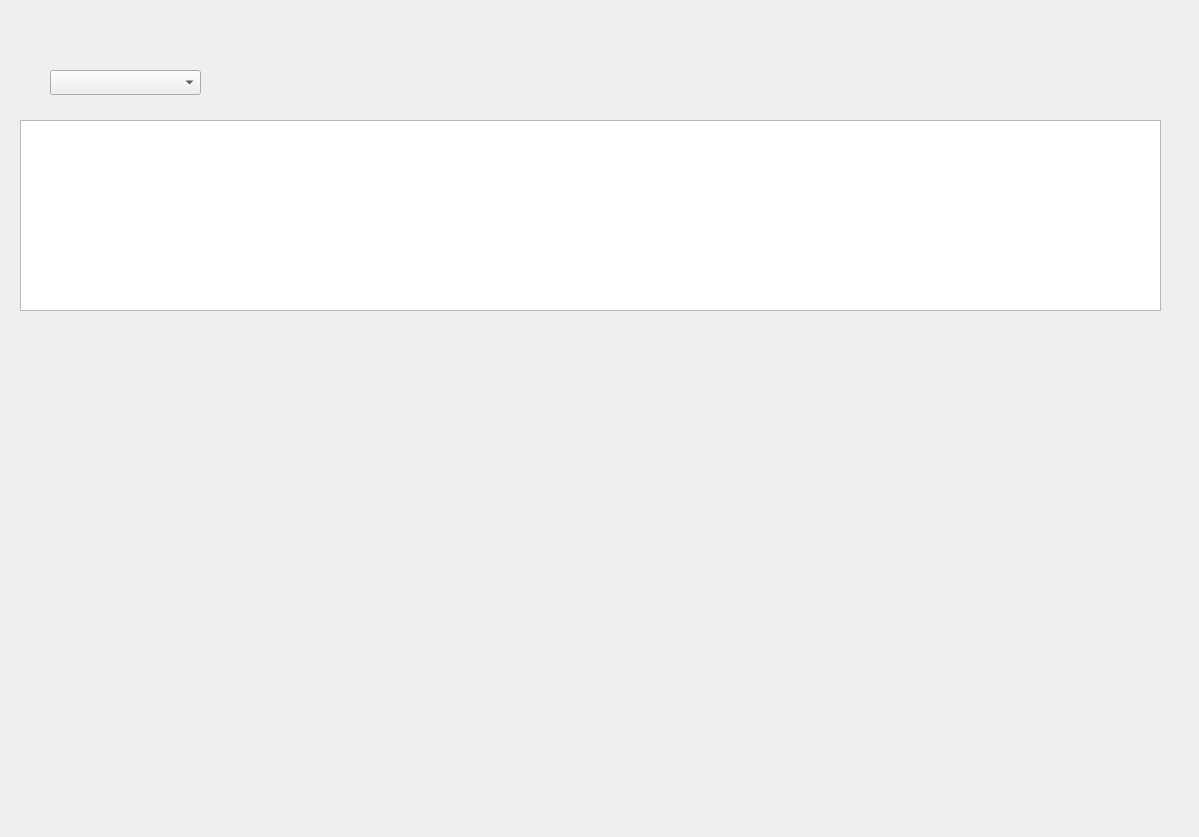
Old version of the form src/pinkla_qt/db.ui in the repository addinedu-ros-4th/deeplearning-repo-2.
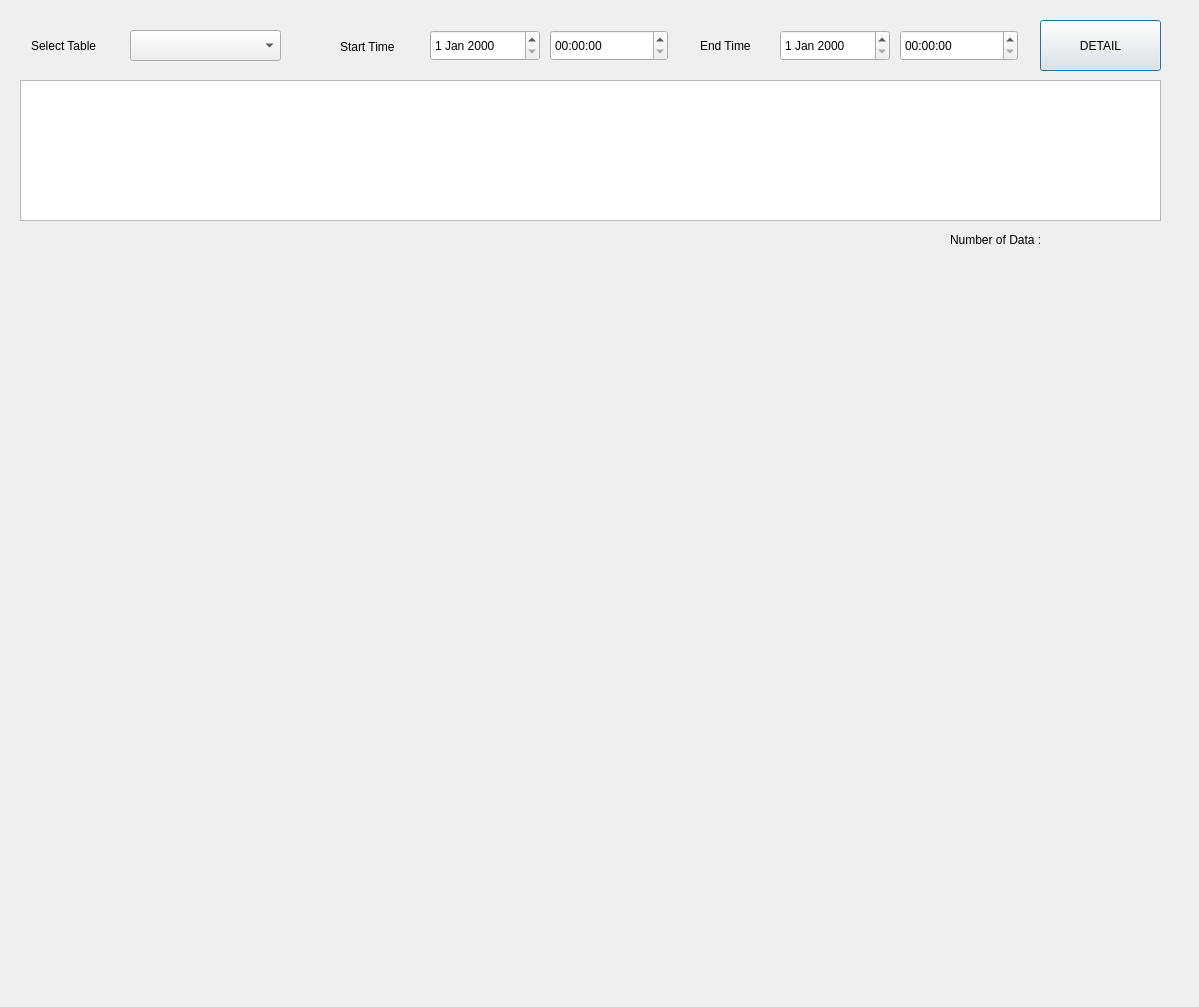
New version of the form.

Patch:
```diff
--- a/src/pinkla_qt/db.ui
+++ b/src/pinkla_qt/db.ui
@@ -7,7 +7,7 @@
     <x>0</x>
     <y>0</y>
     <width>1199</width>
-    <height>837</height>
+    <height>1007</height>
    </rect>
   </property>
   <property name="windowTitle">
@@ -17,22 +17,165 @@
    <property name="geometry">
     <rect>
      <x>20</x>
-     <y>120</y>
+     <y>80</y>
      <width>1141</width>
-     <height>191</height>
+     <height>141</height>
     </rect>
    </property>
   </widget>
   <widget class="QComboBox" name="tableList">
    <property name="geometry">
     <rect>
-     <x>50</x>
-     <y>70</y>
+     <x>130</x>
+     <y>30</y>
      <width>151</width>
-     <height>25</height>
+     <height>31</height>
     </rect>
    </property>
   </widget>
+  <widget class="QWidget" name="verticalLayoutWidget">
+   <property name="geometry">
+    <rect>
+     <x>20</x>
+     <y>270</y>
+     <width>561</width>
+     <height>711</height>
+    </rect>
+   </property>
+   <layout class="QVBoxLayout" name="leftPlotLayout"/>
+  </widget>
+  <widget class="QWidget" name="verticalLayoutWidget_2">
+   <property name="geometry">
+    <rect>
+     <x>600</x>
+     <y>270</y>
+     <width>561</width>
+     <height>711</height>
+    </rect>
+   </property>
+   <layout class="QVBoxLayout" name="rightPlotLayout"/>
+  </widget>
+  <widget class="QLabel" name="label">
+   <property name="geometry">
+    <rect>
+     <x>31</x>
+     <y>37</y>
+     <width>81</width>
+     <height>17</height>
+    </rect>
+   </property>
+   <property name="text">
+    <string>Select Table</string>
+   </property>
+  </widget>
+  <widget class="QLabel" name="label_2">
+   <property name="geometry">
+    <rect>
+     <x>340</x>
+     <y>38</y>
+     <width>81</width>
+     <height>17</height>
+    </rect>
+   </property>
+   <property name="text">
+    <string>Start Time</string>
+   </property>
+  </widget>
+  <widget class="QLabel" name="label_3">
+   <property name="geometry">
+    <rect>
+     <x>700</x>
+     <y>37</y>
+     <width>81</width>
+     <height>17</height>
+    </rect>
+   </property>
+   <property name="text">
+    <string>End Time</string>
+   </property>
+  </widget>
+  <widget class="QPushButton" name="plotButton">
+   <property name="geometry">
+    <rect>
+     <x>1040</x>
+     <y>20</y>
+     <width>121</width>
+     <height>51</height>
+    </rect>
+   </property>
+   <property name="text">
+    <string>DETAIL</string>
+   </property>
+  </widget>
+  <widget class="QDateEdit" name="startDate">
+   <property name="geometry">
+    <rect>
+     <x>430</x>
+     <y>30</y>
+     <width>110</width>
+     <height>31</height>
+    </rect>
+   </property>
+  </widget>
+  <widget class="QTimeEdit" name="startTime">
+   <property name="geometry">
+    <rect>
+     <x>550</x>
+     <y>30</y>
+     <width>118</width>
+     <height>31</height>
+    </rect>
+   </property>
+  </widget>
+  <widget class="QTimeEdit" name="endTime">
+   <property name="geometry">
+    <rect>
+     <x>900</x>
+     <y>30</y>
+     <width>118</width>
+     <height>31</height>
+    </rect>
+   </property>
+  </widget>
+  <widget class="QDateEdit" name="endDate">
+   <property name="geometry">
+    <rect>
+     <x>780</x>
+     <y>30</y>
+     <width>110</width>
+     <height>31</height>
+    </rect>
+   </property>
+  </widget>
+  <widget class="QLabel" name="numberOfData">
+   <property name="geometry">
+    <rect>
+     <x>1080</x>
+     <y>230</y>
+     <width>67</width>
+     <height>20</height>
+    </rect>
+   </property>
+   <property name="text">
+    <string/>
+   </property>
+   <property name="alignment">
+    <set>Qt::AlignRight|Qt::AlignTrailing|Qt::AlignVCenter</set>
+   </property>
+  </widget>
+  <widget class="QLabel" name="label_5">
+   <property name="geometry">
+    <rect>
+     <x>950</x>
+     <y>230</y>
+     <width>131</width>
+     <height>20</height>
+    </rect>
+   </property>
+   <property name="text">
+    <string>Number of Data : </string>
+   </property>
+  </widget>
  </widget>
  <resources/>
  <connections/>
```
Left out of the diff: 4 changed lines with no effect on the pictures.
